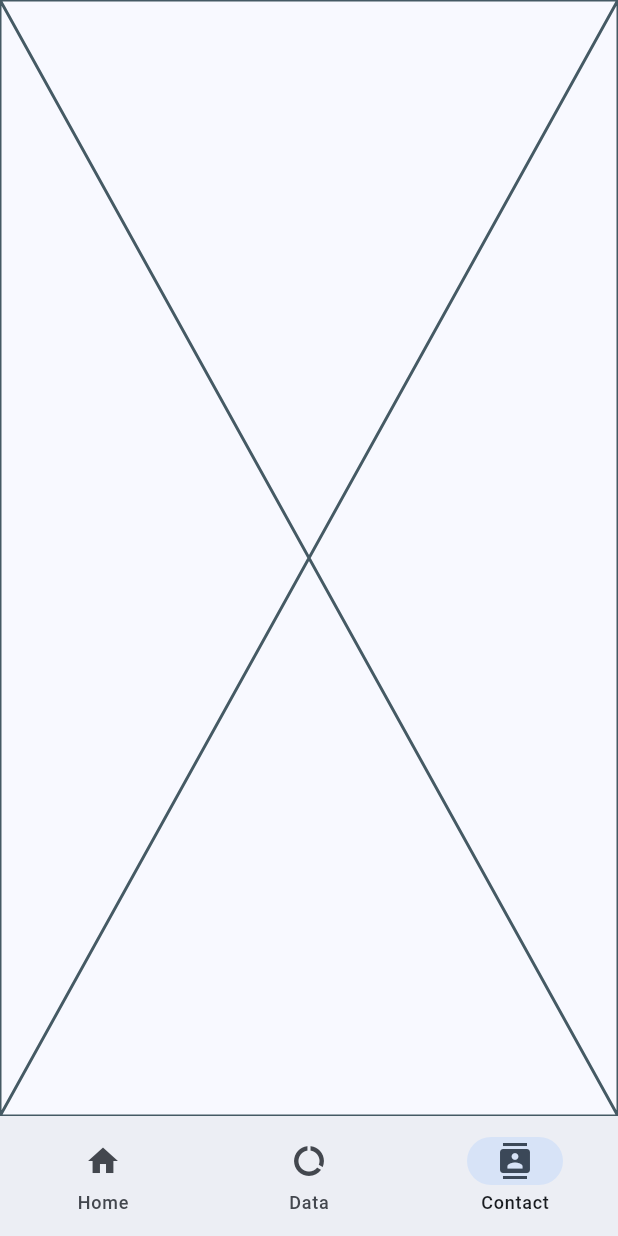
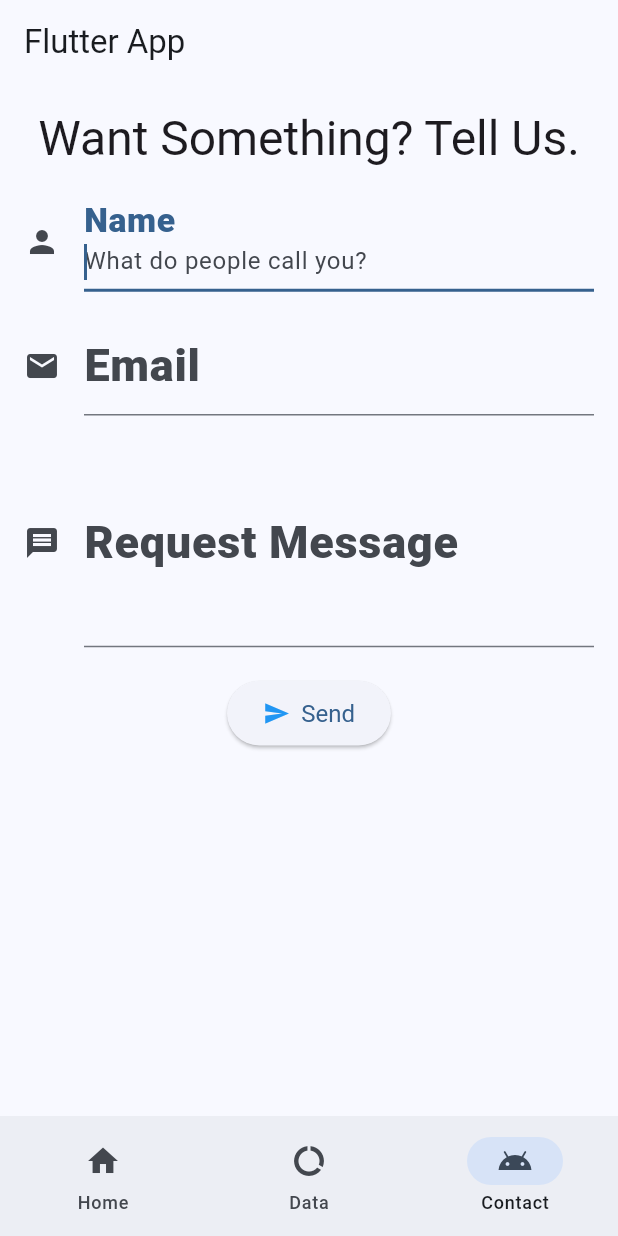
Before and after one commit to ajid0001/Flutter_App2, a Flutter app: the screen it shows after launch, item 3 of the bottom bar chosen, on a phone screen of 412 x 824 dp. Run offline on Flutter 3.47's test engine with Material 3 defaults, Android fonts, the phone set to English and light mode, and no system bars; network calls fail.

Commit message:
Design fix and contact page addition

```diff
--- /dev/null
+++ b/lib/contact_page.dart
@@ -0,0 +1,126 @@
+import 'package:flutter/material.dart';
+
+class ContactPage extends StatefulWidget {
+  const ContactPage({super.key});
+
+  @override
+  State<ContactPage> createState() => _ContactPageState();
+}
+
+class _ContactPageState extends State<ContactPage> {
+  final _formKey = GlobalKey<FormState>();
+
+  String _name = '';
+  String _email = '';
+  String _message = '';
+  @override
+  Widget build(BuildContext context) {
+    return Scaffold(
+      body: Padding(
+        padding: const EdgeInsets.all(16.0),
+        child: Form(
+          key: _formKey,
+          child: Column(
+            crossAxisAlignment: CrossAxisAlignment.start,
+            children: [
+              Center(
+                  child: Text(
+                'Want Something? Tell Us.',
+                style: Theme.of(context).textTheme.headlineLarge,
+              )),
+              SizedBox(height: 16),
+              TextFormField(
+                decoration: InputDecoration(
+                  icon: Icon(Icons.person),
+                  labelText: 'Name',
+                  hintText: 'What do people call you?',
+                ),
+                style: TextStyle(
+                    color: Colors.black,
+                    fontSize: 16,
+                    fontWeight: FontWeight.normal),
+                autofocus: true,
+                keyboardType: TextInputType.name,
+                textInputAction: TextInputAction.next,
+                onSaved: (value) => _name = value ?? '',
+                validator: (value) {
+                  if (value == null || value.isEmpty) {
+                    return 'Please enter your name.';
+                  }
+                  return null;
+                },
+              ),
+              SizedBox(height: 16),
+              TextFormField(
+                decoration: InputDecoration(
+                  icon: Icon(Icons.email),
+                  labelText: 'Email',
+                  hintText: 'Enter your email address',
+                ),
+                style: TextStyle(
+                    color: Colors.black,
+                    fontSize: 16,
+                    fontWeight: FontWeight.normal),
+                keyboardType: TextInputType.emailAddress,
+                textInputAction: TextInputAction.next,
+                onSaved: (value) => _email = value ?? '',
+                validator: (value) {
+                  if (value == null || value.isEmpty) {
+                    return 'What email do you use.';
+                  } else if (!RegExp(r'^[^@]+@[^@]+\.[^@]+').hasMatch(value)) {
+                    return 'Please enter an email address.';
+                  }
+                  return null;
+                },
+              ),
+              SizedBox(height: 16),
+              TextFormField(
+                decoration: InputDecoration(
+                  icon: Icon(Icons.message),
+                  labelText: 'Request Message',
+                  hintText: 'What do you want',
+                ),
+                style: TextStyle(
+                    color: Colors.black,
+                    fontSize: 16,
+                    fontWeight: FontWeight.normal),
+                keyboardType: TextInputType.multiline,
+                textInputAction: TextInputAction.newline,
+                maxLines: 4,
+                onSaved: (value) => _message = value ?? '',
+                validator: (value) {
+                  if (value == null || value.isEmpty) {
+                    return 'Please enter a request message.';
+                  }
+                  return null;
+                },
+              ),
+              SizedBox(height: 20),
+              Center(
+                child: ElevatedButton.icon(
+                  onPressed: () {
+                    if (_formKey.currentState?.validate() ?? false) {
+                      _formKey.currentState?.save();
+                      print('Name: $_name');
+                      print('Email: $_email');
+                      print('Message: $_message');
+                      ScaffoldMessenger.of(context).showSnackBar(
+                        SnackBar(content: Text('Form submitted successfully!')),
+                      );
+                    }
+                  },
+                  icon: Icon(Icons.send, color: Colors.blue),
+                  label: Text('Send'),
+                  style: ElevatedButton.styleFrom(
+                    padding: EdgeInsets.symmetric(horizontal: 24, vertical: 12),
+                    textStyle: TextStyle(fontSize: 16),
+                  ),
+                ),
+              ),
+            ],
+          ),
+        ),
+      ),
+    );
+  }
+}
--- a/lib/data_page.dart
+++ b/lib/data_page.dart
@@ -16,7 +16,6 @@ class _DataPageState extends State<DataPage> {
 
   @override
   void initState() {
-    // TODO: implement initState
     super.initState();
     _data = fetchData();
   }
@@ -32,18 +31,20 @@ class _DataPageState extends State<DataPage> {
             } else if (snapshot.hasError) {
               return Text('Error: ${snapshot.error}');
             } else if (snapshot.hasData) {
+              final data = snapshot.data!;
               return ListView.builder(
+                itemCount: data.length,
                 itemBuilder: (context, index) {
                   return Card(
                       child: ListTile(
                     leading: Image.network(
-                      snapshot.data![index].thumbnail,
+                      data[index].thumbnail,
                       width: 50,
                       height: 50,
                       fit: BoxFit.cover,
                     ),
-                    title: Text(snapshot.data![index].name),
-                    subtitle: Text(snapshot.data![index].description),
+                    title: Text(data[index].name),
+                    subtitle: Text(data[index].description),
                   ));
                 },
               );
--- a/lib/home_page.dart
+++ b/lib/home_page.dart
@@ -6,7 +6,8 @@ class HomePage extends StatelessWidget {
   @override
   Widget build(BuildContext context) {
     return Scaffold(
-      body: Column(
+      body: SafeArea(
+          child: Column(
         children: [
           Expanded(
             child: Container(
@@ -23,7 +24,7 @@ class HomePage extends StatelessWidget {
                 child: Transform.rotate(
                   angle: 0.3,
                   child: Text(
-                    ' Hello World',
+                    ' Hey There!!!',
                     style: Theme.of(context).textTheme.bodyLarge,
                   ),
                 ),
@@ -31,7 +32,7 @@ class HomePage extends StatelessWidget {
             ),
           ),
         ],
-      ),
+      )),
     );
   }
 }
--- a/lib/main.dart
+++ b/lib/main.dart
@@ -1,9 +1,7 @@
-// import 'dart:convert';
-
+import 'package:app_2/contact_page.dart';
 import 'package:app_2/data_page.dart';
 import 'package:app_2/home_page.dart';
 import 'package:flutter/material.dart';
-// import 'package:http/http.dart' as http;
 
 void main() {
   runApp(const MainApp());
@@ -46,6 +44,7 @@ class _MainScreenState extends State<MainScreen> {
   @override
   Widget build(BuildContext context) {
     return Scaffold(
+        appBar: AppBar(title: const Text('Flutter App')),
         body: _screens[_currentIndex],
         bottomNavigationBar: NavigationBar(
           selectedIndex: _currentIndex,
@@ -64,20 +63,11 @@ class _MainScreenState extends State<MainScreen> {
               label: 'Data',
             ),
             NavigationDestination(
-              icon: Icon(Icons.contacts),
+              icon: Icon(Icons.android),
               label: 'Contact',
             )
           ],
         ));
-  }
-}
-
-class ContactPage extends StatelessWidget {
-  const ContactPage({super.key});
-
-  @override
-  Widget build(BuildContext context) {
-    return const Placeholder();
   }
 }
 
```
